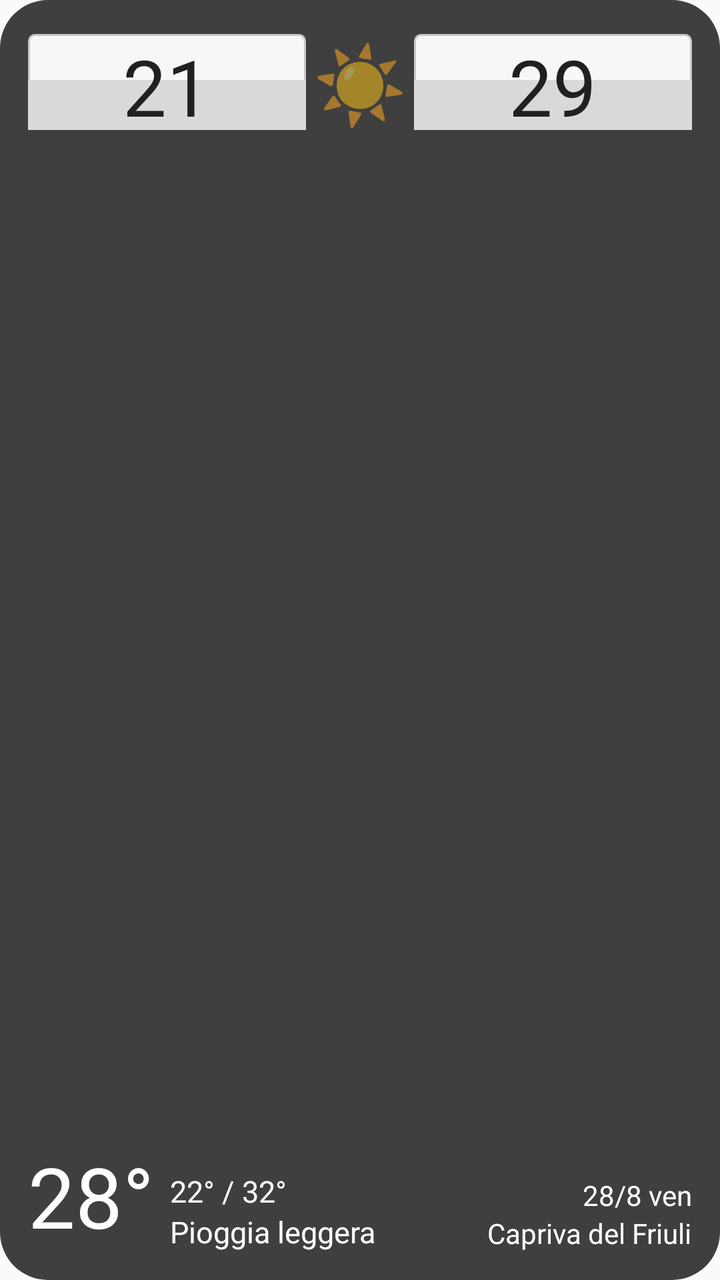
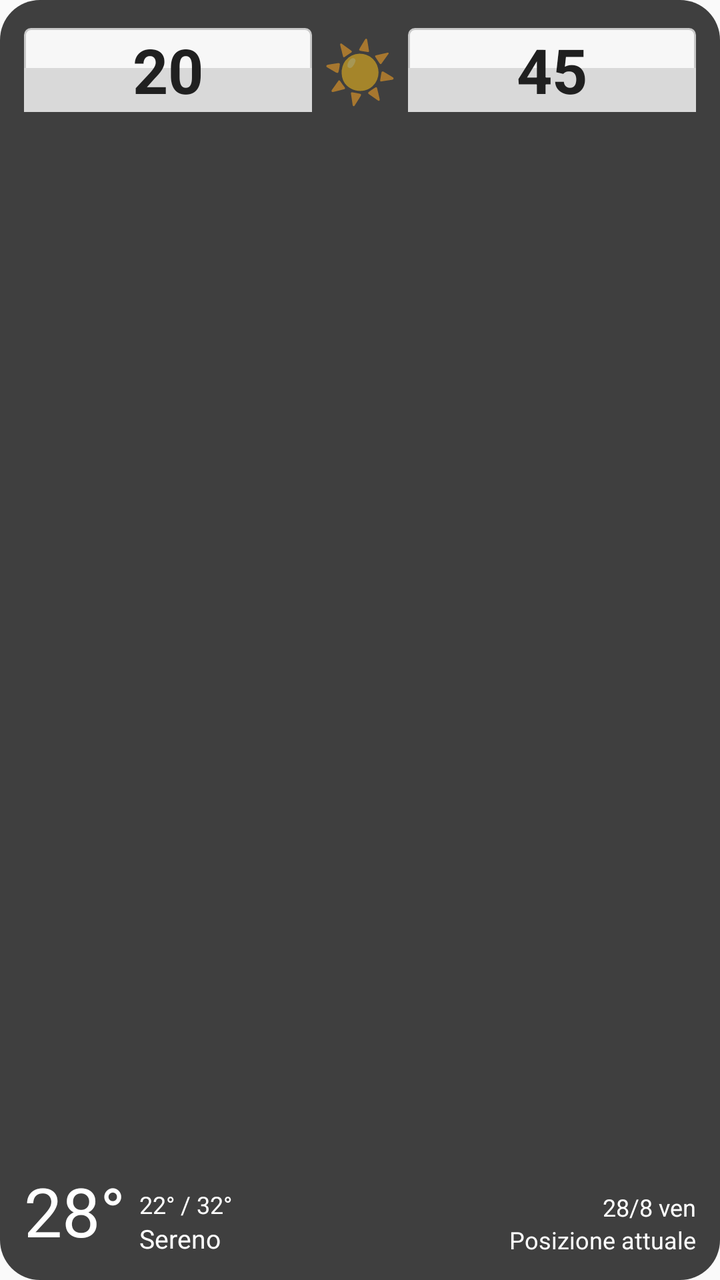

Two renders of the same Android screen: before a commit and after it. Below are the layout's source before the change and the commit's diff.
<!-- AndroidManifest.xml: application theme Theme.MeteoApp -->
<!-- res/layout/widget_weather_2x1.xml -->
<?xml version="1.0" encoding="utf-8"?>
<FrameLayout xmlns:android="http://schemas.android.com/apk/res/android"
    android:id="@+id/widget_root"
    android:layout_width="match_parent"
    android:layout_height="match_parent"
    android:padding="6dp"
    android:background="@drawable/widget_bg">

    <LinearLayout
        android:layout_width="match_parent"
        android:layout_height="match_parent"
        android:orientation="vertical"
        android:padding="8dp">

        <LinearLayout
            android:layout_width="match_parent"
            android:layout_height="54dp"
            android:gravity="center"
            android:orientation="horizontal">

            <TextView
                android:id="@+id/widget_hour_1"
                android:layout_width="0dp"
                android:layout_height="48dp"
                android:layout_weight="1"
                android:gravity="center"
                android:text="21"
                android:textColor="#202020"
                android:textSize="39sp"
                android:background="@drawable/widget_flip" />

            <TextView
                android:id="@+id/widget_weather_icon"
                android:layout_width="54dp"
                android:layout_height="54dp"
                android:gravity="center"
                android:text="☀️"
                android:textSize="38sp"
                android:elevation="4dp" />

            <TextView
                android:id="@+id/widget_hour_2"
                android:layout_width="0dp"
                android:layout_height="48dp"
                android:layout_weight="1"
                android:gravity="center"
                android:text="29"
                android:textColor="#202020"
                android:textSize="39sp"
                android:background="@drawable/widget_flip" />
        </LinearLayout>

        <LinearLayout
            android:layout_width="match_parent"
            android:layout_height="0dp"
            android:layout_weight="1"
            android:gravity="bottom|center_vertical"
            android:orientation="horizontal">

            <TextView
                android:id="@+id/widget_temperature"
                android:layout_width="wrap_content"
                android:layout_height="wrap_content"
                android:text="28°"
                android:textColor="#FFFFFF"
                android:textSize="42sp"
                android:textStyle="normal" />

            <LinearLayout
                android:layout_width="0dp"
                android:layout_height="wrap_content"
                android:layout_weight="1"
                android:layout_marginStart="8dp"
                android:orientation="vertical">

                <TextView
                    android:id="@+id/widget_minmax"
                    android:layout_width="wrap_content"
                    android:layout_height="wrap_content"
                    android:text="22° / 32°"
                    android:textColor="#FFFFFF"
                    android:textSize="15sp" />

                <TextView
                    android:id="@+id/widget_condition"
                    android:layout_width="match_parent"
                    android:layout_height="wrap_content"
                    android:ellipsize="end"
                    android:maxLines="1"
                    android:text="Pioggia leggera"
                    android:textColor="#FFFFFF"
                    android:textSize="15sp" />
            </LinearLayout>

            <LinearLayout
                android:layout_width="wrap_content"
                android:layout_height="wrap_content"
                android:gravity="end"
                android:orientation="vertical">

                <TextView
                    android:id="@+id/widget_date"
                    android:layout_width="wrap_content"
                    android:layout_height="wrap_content"
                    android:text="28/8 ven"
                    android:textColor="#FFFFFF"
                    android:textSize="14sp" />

                <TextView
                    android:id="@+id/widget_location"
                    android:layout_width="wrap_content"
                    android:layout_height="wrap_content"
                    android:ellipsize="end"
                    android:maxWidth="130dp"
                    android:maxLines="1"
                    android:text="Capriva del Friuli"
                    android:textColor="#FFFFFF"
                    android:textSize="14sp" />
            </LinearLayout>
        </LinearLayout>
    </LinearLayout>
</FrameLayout>
<!-- resources referenced by this layout -->
<resources>
  <!-- drawable widget_bg (drawable) -->
  <?xml version="1.0" encoding="utf-8"?>
  <shape xmlns:android="http://schemas.android.com/apk/res/android">
      <solid android:color="#D91F1F1F" />
      <corners android:radius="24dp" />
  </shape>
  <!-- drawable widget_flip (drawable) -->
  <?xml version="1.0" encoding="utf-8"?>
  <layer-list xmlns:android="http://schemas.android.com/apk/res/android">
      <item>
          <shape>
              <solid android:color="#F7F7F7" />
              <corners android:radius="3dp" />
              <stroke android:width="1dp" android:color="#C8C8C8" />
          </shape>
      </item>
      <item android:top="23dp">
          <shape>
              <solid android:color="#D9D9D9" />
          </shape>
      </item>
  </layer-list>
  <style name="Theme.MeteoApp" parent="android:Theme.Material.Light.NoActionBar" />
</resources>

<!-- the commit's change to res/layout/widget_weather_2x1.xml (unified diff, before → after) -->
@@ -3,50 +3,51 @@
     android:id="@+id/widget_root"
     android:layout_width="match_parent"
     android:layout_height="match_parent"
-    android:padding="6dp"
+    android:padding="5dp"
     android:background="@drawable/widget_bg">
 
     <LinearLayout
         android:layout_width="match_parent"
         android:layout_height="match_parent"
         android:orientation="vertical"
-        android:padding="8dp">
+        android:padding="7dp">
 
         <LinearLayout
             android:layout_width="match_parent"
-            android:layout_height="54dp"
+            android:layout_height="46dp"
             android:gravity="center"
             android:orientation="horizontal">
 
             <TextView
                 android:id="@+id/widget_hour_1"
                 android:layout_width="0dp"
-                android:layout_height="48dp"
+                android:layout_height="42dp"
                 android:layout_weight="1"
                 android:gravity="center"
-                android:text="21"
+                android:text="20"
                 android:textColor="#202020"
-                android:textSize="39sp"
+                android:textSize="31sp"
+                android:textStyle="bold"
                 android:background="@drawable/widget_flip" />
 
             <TextView
                 android:id="@+id/widget_weather_icon"
-                android:layout_width="54dp"
-                android:layout_height="54dp"
+                android:layout_width="48dp"
+                android:layout_height="46dp"
                 android:gravity="center"
                 android:text="☀️"
-                android:textSize="38sp"
-                android:elevation="4dp" />
+                android:textSize="30sp" />
 
             <TextView
                 android:id="@+id/widget_hour_2"
                 android:layout_width="0dp"
-                android:layout_height="48dp"
+                android:layout_height="42dp"
                 android:layout_weight="1"
                 android:gravity="center"
-                android:text="29"
+                android:text="45"
                 android:textColor="#202020"
-                android:textSize="39sp"
+                android:textSize="31sp"
+                android:textStyle="bold"
                 android:background="@drawable/widget_flip" />
         </LinearLayout>
 
@@ -63,14 +64,13 @@
                 android:layout_height="wrap_content"
                 android:text="28°"
                 android:textColor="#FFFFFF"
-                android:textSize="42sp"
-                android:textStyle="normal" />
+                android:textSize="34sp" />
 
             <LinearLayout
                 android:layout_width="0dp"
                 android:layout_height="wrap_content"
                 android:layout_weight="1"
-                android:layout_marginStart="8dp"
+                android:layout_marginStart="7dp"
                 android:orientation="vertical">
 
                 <TextView
@@ -79,7 +79,7 @@
                     android:layout_height="wrap_content"
                     android:text="22° / 32°"
                     android:textColor="#FFFFFF"
-                    android:textSize="15sp" />
+                    android:textSize="12sp" />
 
                 <TextView
                     android:id="@+id/widget_condition"
@@ -87,9 +87,9 @@
                     android:layout_height="wrap_content"
                     android:ellipsize="end"
                     android:maxLines="1"
-                    android:text="Pioggia leggera"
+                    android:text="Sereno"
                     android:textColor="#FFFFFF"
-                    android:textSize="15sp" />
+                    android:textSize="13sp" />
             </LinearLayout>
 
             <LinearLayout
@@ -104,18 +104,18 @@
                     android:layout_height="wrap_content"
                     android:text="28/8 ven"
                     android:textColor="#FFFFFF"
-                    android:textSize="14sp" />
+                    android:textSize="12sp" />
 
                 <TextView
                     android:id="@+id/widget_location"
                     android:layout_width="wrap_content"
                     android:layout_height="wrap_content"
                     android:ellipsize="end"
-                    android:maxWidth="130dp"
+                    android:maxWidth="105dp"
                     android:maxLines="1"
-                    android:text="Capriva del Friuli"
+                    android:text="Posizione attuale"
                     android:textColor="#FFFFFF"
-                    android:textSize="14sp" />
+                    android:textSize="12sp" />
             </LinearLayout>
         </LinearLayout>
     </LinearLayout>
<!-- resource entries referenced after the edit -->
@@ -4,7 +4,7 @@
   <?xml version="1.0" encoding="utf-8"?>
   <shape xmlns:android="http://schemas.android.com/apk/res/android">
       <solid android:color="#D91F1F1F" />
-      <corners android:radius="24dp" />
+      <corners android:radius="20dp" />
   </shape>
   <!-- drawable widget_flip (drawable) -->
   <?xml version="1.0" encoding="utf-8"?>
@@ -16,10 +16,8 @@
               <stroke android:width="1dp" android:color="#C8C8C8" />
           </shape>
       </item>
-      <item android:top="23dp">
-          <shape>
-              <solid android:color="#D9D9D9" />
-          </shape>
+      <item android:top="20dp">
+          <shape><solid android:color="#D9D9D9" /></shape>
       </item>
   </layer-list>
   <style name="Theme.MeteoApp" parent="android:Theme.Material.Light.NoActionBar" />
